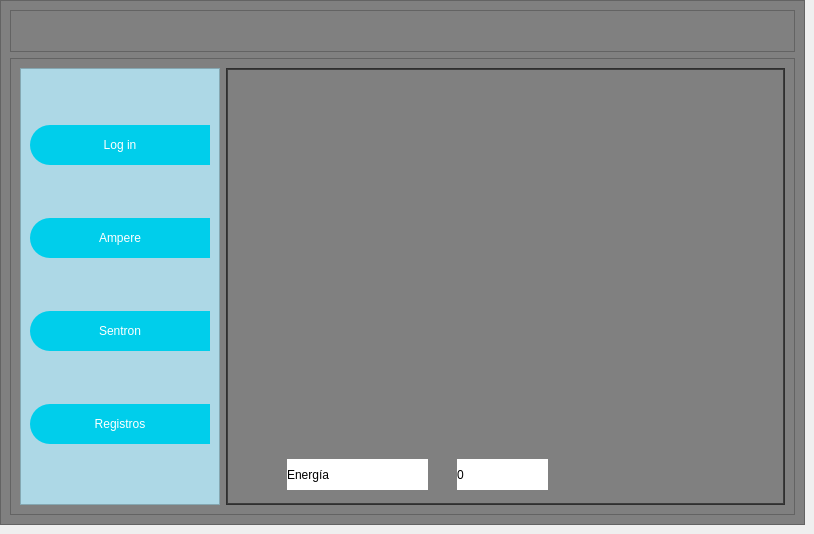
First picture: the form in scada/QtScada/SCADA.ui, repository jorgecard/Telecontrol_r, before the edit.
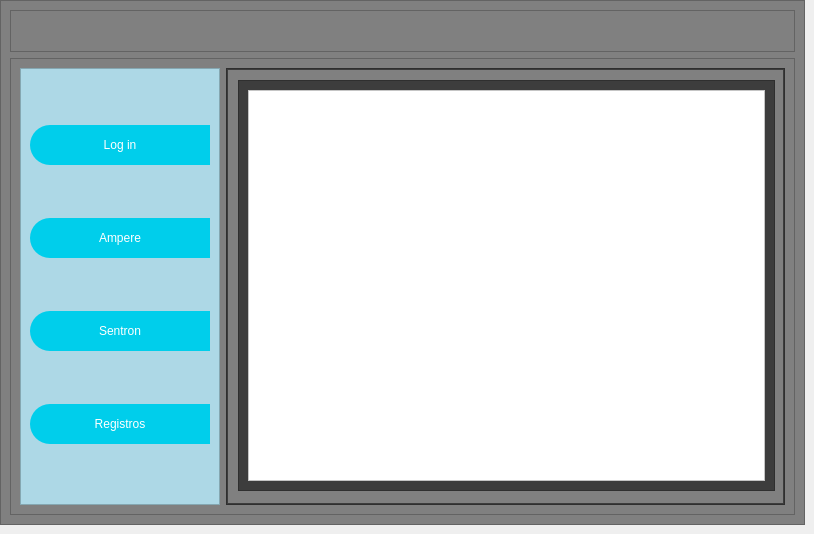
Second picture: the form after the edit. Icons and pictures are not drawn.

What changed in the file:
```diff
--- a/scada/QtScada/SCADA.ui
+++ b/scada/QtScada/SCADA.ui
@@ -340,7 +340,7 @@
              <item>
               <widget class="QStackedWidget" name="stackedWidget">
                <property name="currentIndex">
-                <number>3</number>
+                <number>2</number>
                </property>
                <widget class="QWidget" name="page_login">
                 <widget class="QLabel" name="label">
@@ -527,6 +527,29 @@
                  </item>
                 </layout>
                </widget>
+               <widget class="QWidget" name="page_log_ins">
+                <widget class="QFrame" name="frame_5">
+                 <property name="geometry">
+                  <rect>
+                   <x>10</x>
+                   <y>10</y>
+                   <width>537</width>
+                   <height>411</height>
+                  </rect>
+                 </property>
+                 <property name="frameShape">
+                  <enum>QFrame::StyledPanel</enum>
+                 </property>
+                 <property name="frameShadow">
+                  <enum>QFrame::Raised</enum>
+                 </property>
+                 <layout class="QHBoxLayout" name="horizontalLayout_7">
+                  <item>
+                   <widget class="QTableWidget" name="table_log_in"/>
+                  </item>
+                 </layout>
+                </widget>
+               </widget>
                <widget class="QWidget" name="page_sentron">
                 <layout class="QHBoxLayout" name="horizontalLayout_4">
                  <item>
```
Left out of the diff: 2 changed lines with no effect on the pictures.
